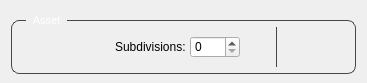
Old version of the form YFX_Lookdev_Tool/dev/UI/asset_UI.ui in the repository kaanyilmaz99/YFX_Lookdev_Tool.
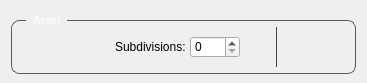
New version of the form. Icons and pictures are not drawn.

What changed in the file:
```diff
--- a/YFX_Lookdev_Tool/dev/UI/asset_UI.ui
+++ b/YFX_Lookdev_Tool/dev/UI/asset_UI.ui
@@ -34,7 +34,7 @@
      </property>
      <property name="styleSheet">
       <string notr="true">QGroupBox{
-	border: 1px solid rgb(70, 70, 70);
+	border: 1px solid rgb(90, 90, 90);
     border-radius: 8px;
 	margin-top: 9px;
 }
```
